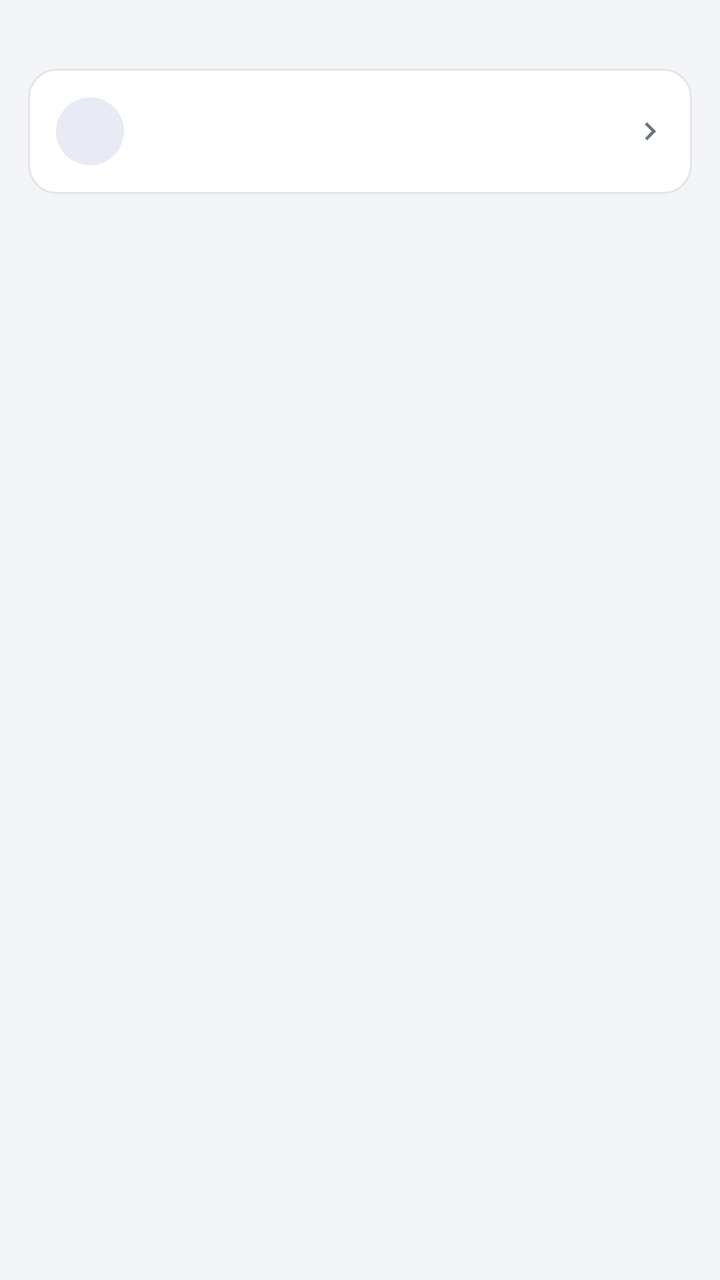
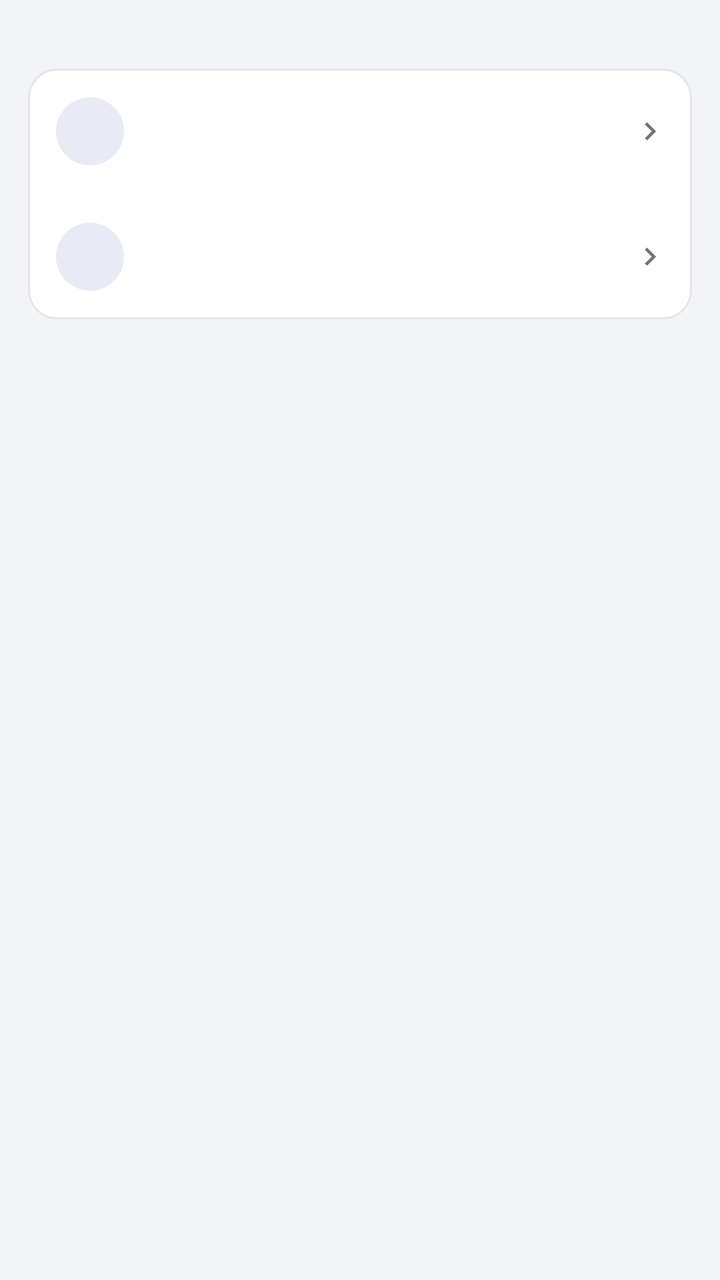

Screens rendered from an Android XML layout before and after an edit, with the pre-edit source and the edit as a unified diff.
<!-- AndroidManifest.xml: activity theme AppTheme -->
<!-- res/layout/activity_trash.xml -->
<?xml version="1.0" encoding="utf-8"?>
<ScrollView xmlns:android="http://schemas.android.com/apk/res/android"
    android:id="@+id/root"
    android:layout_width="match_parent"
    android:layout_height="match_parent"
    android:fillViewport="true"
    android:background="@color/bg">

  <LinearLayout
    android:layout_width="match_parent"
    android:layout_height="wrap_content"
    android:orientation="vertical">

    <TextView
        android:id="@+id/trash_head"
        android:layout_width="match_parent"
        android:layout_height="wrap_content"
        android:paddingStart="20dp"
        android:paddingEnd="20dp"
        android:paddingTop="12dp"
        android:paddingBottom="6dp"
        android:lineSpacingExtra="2dp"
        android:textColor="@color/fg_muted"
        android:textSize="12sp" />

    <LinearLayout
        android:id="@+id/trash_actions"
        android:layout_width="match_parent"
        android:layout_height="wrap_content"
        android:orientation="vertical"
        android:background="@drawable/card_bg"
        android:layout_marginStart="14dp"
        android:layout_marginEnd="14dp"
        android:layout_marginBottom="8dp">

        <include
            android:id="@+id/row_trash_empty_all"
            layout="@layout/row_action"
            android:layout_width="match_parent"
            android:layout_height="wrap_content" />
    </LinearLayout>

    
    <include
        layout="@layout/plugin_section"
        android:layout_width="match_parent"
        android:layout_height="wrap_content"
        android:layout_marginStart="14dp"
        android:layout_marginEnd="14dp"
        android:layout_marginTop="8dp"
        android:layout_marginBottom="8dp" />

    <TextView
        android:id="@+id/trash_empty"
        android:layout_width="match_parent"
        android:layout_height="wrap_content"
        android:padding="28dp"
        android:gravity="center"
        android:textAlignment="center"
        android:textSize="13sp"
        android:lineSpacingExtra="4dp"
        android:textColor="@color/fg_muted"
        android:visibility="gone" />

    
    <LinearLayout
        android:id="@+id/trash_list"
        android:layout_width="match_parent"
        android:layout_height="wrap_content"
        android:orientation="vertical"
        android:paddingBottom="8dp" />
  </LinearLayout>
</ScrollView>
<!-- res/layout/row_action.xml (included above) -->
<?xml version="1.0" encoding="utf-8"?>
<LinearLayout xmlns:android="http://schemas.android.com/apk/res/android"
    android:layout_width="match_parent"
    android:layout_height="wrap_content"
    android:orientation="horizontal"
    android:gravity="center_vertical"
    android:background="?android:attr/selectableItemBackground"
    android:clickable="true"
    android:focusable="false"
    android:paddingStart="14dp"
    android:paddingEnd="12dp"
    android:paddingTop="12dp"
    android:paddingBottom="12dp">

    <FrameLayout
        android:layout_width="@dimen/row_icon_box"
        android:layout_height="@dimen/row_icon_box"
        android:background="@drawable/icon_circle">

        <ImageView
            android:id="@+id/act_icon"
            android:layout_width="@dimen/row_icon"
            android:layout_height="@dimen/row_icon"
            android:layout_gravity="center"
            android:tint="@color/accent" />
    </FrameLayout>

    <LinearLayout
        android:layout_width="0dp"
        android:layout_height="wrap_content"
        android:layout_weight="1"
        android:layout_marginStart="14dp"
        android:orientation="vertical">

        <TextView
            android:id="@+id/act_title"
            android:layout_width="match_parent"
            android:layout_height="wrap_content"
            android:singleLine="true"
            android:ellipsize="end"
            android:textSize="15sp"
            android:textColor="@color/fg" />

        <TextView
            android:id="@+id/act_sub"
            android:layout_width="match_parent"
            android:layout_height="wrap_content"
            android:paddingTop="2dp"
            android:textSize="12sp"
            android:textColor="@color/fg_muted" />
    </LinearLayout>

    <ImageView
        android:layout_width="@dimen/row_chevron"
        android:layout_height="@dimen/row_chevron"
        android:layout_marginStart="8dp"
        android:src="@drawable/ic_chevron"
        android:tint="@color/fg_muted" />
</LinearLayout>
<!-- res/layout/plugin_section.xml (included above) -->
<?xml version="1.0" encoding="utf-8"?>
<LinearLayout xmlns:android="http://schemas.android.com/apk/res/android"
    android:id="@+id/plugin_section"
    android:layout_width="match_parent"
    android:layout_height="wrap_content"
    android:layout_marginTop="8dp"
    android:layout_marginBottom="8dp"
    android:background="@drawable/card_bg"
    android:orientation="vertical"
    android:paddingTop="6dp"
    android:paddingBottom="6dp"
    android:visibility="gone">

    <TextView
        android:id="@+id/plugin_section_title"
        android:layout_width="match_parent"
        android:layout_height="wrap_content"
        android:paddingStart="14dp"
        android:paddingEnd="14dp"
        android:paddingTop="6dp"
        android:paddingBottom="2dp"
        android:text="@string/plugin_section_title"
        android:textColor="@color/fg_muted"
        android:textSize="12sp" />

    
    <LinearLayout
        android:id="@+id/plugin_section_body"
        android:layout_width="match_parent"
        android:layout_height="wrap_content"
        android:orientation="vertical" />

    <LinearLayout
        android:id="@+id/plugin_section_rows"
        android:layout_width="match_parent"
        android:layout_height="wrap_content"
        android:orientation="vertical" />
</LinearLayout>
<!-- resources referenced by this layout -->
<resources>
  <color name="accent">#FF3F51B5</color>
  <color name="bg">#FFF3F4F6</color>
  <color name="fg">#FF1A1C1E</color>
  <color name="fg_muted">#FF6B7280</color>
  <dimen name="row_chevron">18dp</dimen>
  <dimen name="row_icon">22dp</dimen>
  <dimen name="row_icon_box">34dp</dimen>
  <!-- drawable card_bg (drawable) -->
  <?xml version="1.0" encoding="utf-8"?>
  <shape xmlns:android="http://schemas.android.com/apk/res/android"
      android:shape="rectangle">
      <solid android:color="@color/card" />
      <corners android:radius="14dp" />
      <stroke android:width="1dp" android:color="@color/card_stroke" />
  </shape>
  <!-- drawable ic_chevron (drawable) -->
  <?xml version="1.0" encoding="utf-8"?>
  <vector xmlns:android="http://schemas.android.com/apk/res/android"
      android:width="24dp"
      android:height="24dp"
      android:viewportWidth="24"
      android:viewportHeight="24">
      <path
          android:fillColor="@color/icon_tint"
          android:pathData="M10,6L8.59,7.41 13.17,12l-4.58,4.59L10,18l6,-6z" />
  </vector>
  <!-- drawable icon_circle (drawable) -->
  <?xml version="1.0" encoding="utf-8"?>
  <shape xmlns:android="http://schemas.android.com/apk/res/android"
      android:shape="oval">
      <solid android:color="@color/accent_soft" />
  </shape>
  <string name="plugin_section_title">Plug-ins</string>
  <color name="card">#FFFFFFFF</color>
  <color name="card_stroke">#FFE3E5EA</color>
  <color name="icon_tint">#FF5F6368</color>
  <color name="accent_soft">#FFE8EAF6</color>
  <color name="appbar">#FF3F51B5</color>
  <color name="statusbar">#FF303F9F</color>
  <style name="AppBarStyle" parent="android:Widget.Material.ActionBar.Solid">
          <item name="android:background">@color/appbar</item>
          
          <item name="android:elevation">0dp</item>
          
          <item name="android:contentInsetStart">16dp</item>
          <item name="android:titleTextStyle">@style/AppBarTitle</item>
      </style>
  <style name="AppDialogTheme" parent="android:Theme.Material.Light.Dialog.Alert">
          <item name="android:windowBackground">@drawable/dlg_bg</item>
          <item name="android:colorAccent">@color/accent</item>
          <item name="android:textColorPrimary">@color/fg</item>
          <item name="android:textColorSecondary">@color/fg_muted</item>
          <item name="android:colorControlNormal">@color/fg_muted</item>
      </style>
  <style name="AppOverflowMenu" parent="@android:style/Widget.Material.PopupMenu.Overflow">
          <item name="android:popupBackground">@drawable/popup_bg</item>
          
          <item name="android:overlapAnchor">false</item>
          <item name="android:dropDownVerticalOffset">4dp</item>
          
          <item name="android:popupElevation">8dp</item>
      </style>
  <style name="AppBarTitle" parent="android:TextAppearance.Material.Widget.ActionBar.Title">
          <item name="android:textColor">@color/on_appbar</item>
          <item name="android:textSize">20sp</item>
          <item name="android:fontFamily">sans-serif-medium</item>
      </style>
  <!-- drawable dlg_bg (drawable) -->
  <?xml version="1.0" encoding="utf-8"?>
  <inset xmlns:android="http://schemas.android.com/apk/res/android"
      android:inset="16dp">
      <shape android:shape="rectangle">
          <solid android:color="@color/card" />
          <corners android:radius="14dp" />
          <stroke android:width="1dp" android:color="@color/card_stroke" />
      </shape>
  </inset>
  <!-- drawable popup_bg (drawable) -->
  <?xml version="1.0" encoding="utf-8"?>
  <shape xmlns:android="http://schemas.android.com/apk/res/android"
      android:shape="rectangle">
      <solid android:color="@color/popup" />
      <corners android:radius="14dp" />
      <stroke android:width="1dp" android:color="@color/popup_stroke" />
  </shape>
  <color name="on_appbar">#FFFFFFFF</color>
  <color name="popup">#FFFFFFFF</color>
  <color name="popup_stroke">#FFD8DCE4</color>
  <!-- unchanged entries left out for length: 1 -->
</resources>

<!-- the commit's change to res/layout/activity_trash.xml (unified diff, before → after) -->
@@ -35,6 +35,13 @@
 
         <include
             android:id="@+id/row_trash_empty_all"
+            layout="@layout/row_action"
+            android:layout_width="match_parent"
+            android:layout_height="wrap_content" />
+
+        
+        <include
+            android:id="@+id/row_trash_filter"
             layout="@layout/row_action"
             android:layout_width="match_parent"
             android:layout_height="wrap_content" />
